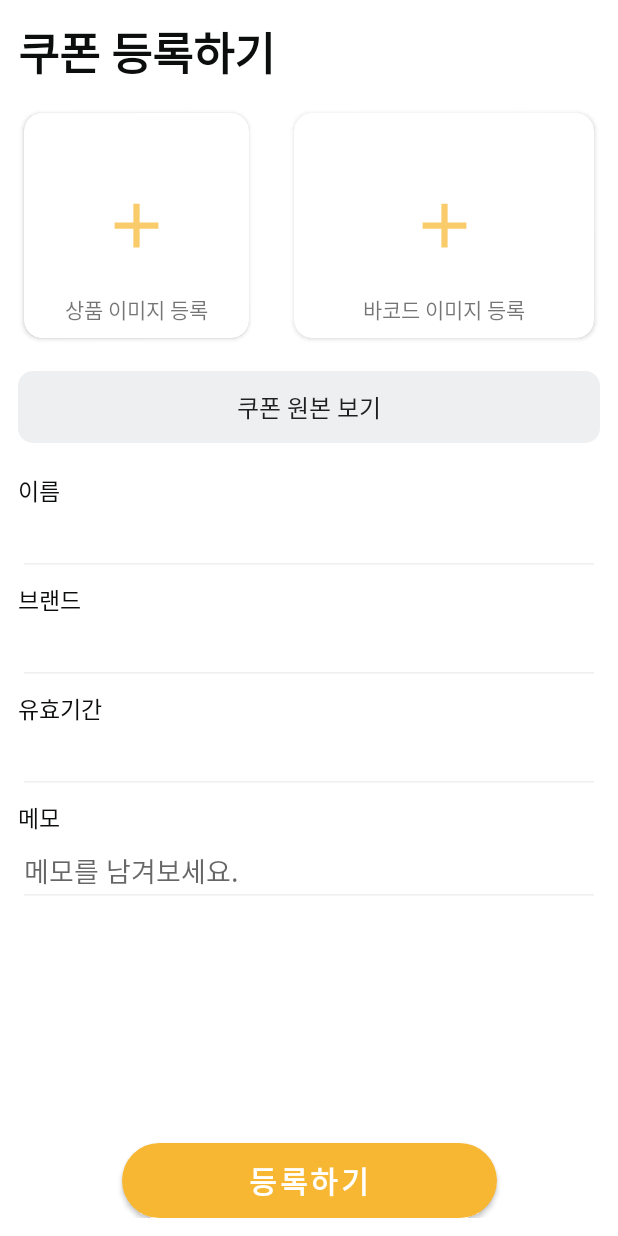
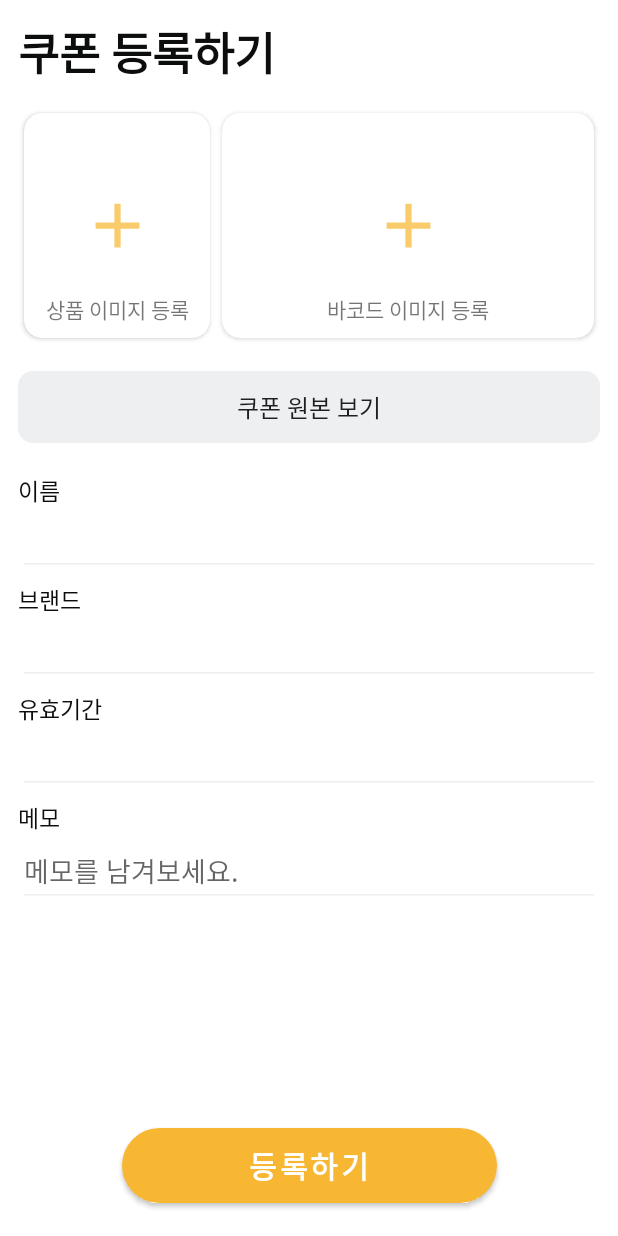
Before and after one commit to bo-gyeong/POPCON, an Android app: the AddFragment screen opened through its navigation route, on a phone screen of 412 x 824 dp. Run offline under Robolectric (Android 15) with nearby library versions, the phone set to English and light mode, and no system bars; our stand-ins replace navigation-ui; libraries missing offline, so code that uses them is left out: com.kakao.sdk, com.navercorp.nid; 2 statements that could not run were skipped.

Commit message:
@jjjjyj4870 add화면 수정

```diff
--- a/android/POPCON/app/src/main/java/com/ssafy/popcon/ui/add/AddFragment.kt
+++ b/android/POPCON/app/src/main/java/com/ssafy/popcon/ui/add/AddFragment.kt
@@ -1,7 +1,9 @@
 package com.ssafy.popcon.ui.add
 
 import android.content.Context
+import android.content.Intent
 import android.os.Bundle
+import android.provider.MediaStore.Images
 import android.view.LayoutInflater
 import android.view.View
 import android.view.ViewGroup
@@ -15,6 +17,7 @@ class AddFragment : Fragment() {
     private lateinit var binding: FragmentAddBinding
 
     lateinit var mainActivity: MainActivity
+    val REQ_CODE_SELECT_IMAGE = 1000
 
     override fun onAttach(context: Context) {
         super.onAttach(context)
@@ -35,4 +38,17 @@ class AddFragment : Fragment() {
 
         return binding.root
     }
+
+    override fun onViewCreated(view: View, savedInstanceState: Bundle?) {
+        super.onViewCreated(view, savedInstanceState)
+
+
+    }
+
+    private fun openGallery(){
+        val intent = Intent(Intent.ACTION_PICK)
+        intent.putExtra(Intent.EXTRA_ALLOW_MULTIPLE, true)
+        intent.setDataAndType(Images.Media.EXTERNAL_CONTENT_URI, "image/*")
+        startActivityForResult(intent, REQ_CODE_SELECT_IMAGE)
+    }
 }
--- a/android/POPCON/app/src/main/res/drawable/shape_solid_grey.xml
+++ /dev/null
@@ -1,7 +0,0 @@
-<?xml version="1.0" encoding="utf-8"?>
-<shape xmlns:android="http://schemas.android.com/apk/res/android"
-    android:shape="rectangle">
-    <stroke android:color="@color/popcon_grey_08"
-        android:width="2dp"/>
-    <corners android:radius="5dp" />
-</shape>
--- a/android/POPCON/app/src/main/res/layout/fragment_add.xml
+++ b/android/POPCON/app/src/main/res/layout/fragment_add.xml
@@ -30,7 +30,7 @@
                         android:id="@+id/tv_regi_coupon"
                         android:layout_width="wrap_content"
                         android:layout_height="wrap_content"
-                        android:text="쿠폰 등록하기"
+                        android:text="@string/regi_coupon"
                         android:textColor="@color/popcon_black_03"
                         android:textSize="30sp"
                         android:textStyle="bold"
@@ -47,15 +47,17 @@
 
                         <androidx.cardview.widget.CardView
                             android:id="@+id/cv_product_img"
-                            android:layout_width="150dp"
+                            android:layout_width="0dp"
                             android:layout_height="150dp"
                             android:layout_marginTop="8dp"
                             android:layout_marginStart="4dp"
                             android:layout_marginEnd="4dp"
                             android:layout_marginBottom="8dp"
                             app:cardCornerRadius="12dp"
-                            app:layout_constraintStart_toStartOf="parent"
-                            app:layout_constraintTop_toTopOf="parent">
+                            app:layout_constraintLeft_toLeftOf="parent"
+                            app:layout_constraintRight_toLeftOf="@id/cv_barcode_img"
+                            app:layout_constraintTop_toTopOf="parent"
+                            app:layout_constraintHorizontal_weight="1">
 
                             <androidx.constraintlayout.widget.ConstraintLayout
                                 android:layout_width="match_parent"
@@ -65,7 +67,7 @@
 
                                 <ImageView
                                     android:id="@+id/iv_coupon_img"
-                                    android:layout_width="100dp"
+                                    android:layout_width="0dp"
                                     android:layout_height="100dp"
                                     android:scaleType="centerCrop"
                                     app:layout_constraintBottom_toTopOf="@+id/tv_coupon_img"
@@ -86,7 +88,7 @@
                                     android:id="@+id/tv_coupon_img"
                                     android:layout_width="wrap_content"
                                     android:layout_height="wrap_content"
-                                    android:text="상품 이미지 등록"
+                                    android:text="@string/coupon_img"
                                     android:layout_marginTop="10dp"
                                     app:layout_constraintLeft_toLeftOf="parent"
                                     app:layout_constraintRight_toRightOf="parent"
@@ -98,7 +100,7 @@
 
                         <androidx.cardview.widget.CardView
                             android:id="@+id/cv_barcode_img"
-                            android:layout_width="200dp"
+                            android:layout_width="0dp"
                             android:layout_height="150dp"
                             android:layout_marginTop="8dp"
                             android:layout_marginStart="4dp"
@@ -106,17 +108,19 @@
                             android:layout_marginBottom="8dp"
                             app:cardCornerRadius="12dp"
                             app:layout_constraintTop_toTopOf="parent"
-                            app:layout_constraintRight_toRightOf="parent">
+                            app:layout_constraintRight_toRightOf="parent"
+                            app:layout_constraintLeft_toRightOf="@id/cv_product_img"
+                            app:layout_constraintHorizontal_weight="2">
 
                             <androidx.constraintlayout.widget.ConstraintLayout
-                                android:layout_width="wrap_content"
-                                android:layout_height="wrap_content"
+                                android:layout_width="match_parent"
+                                android:layout_height="match_parent"
                                 android:padding="10dp"
                                 android:layout_gravity="center">
 
                                 <ImageView
                                     android:id="@+id/iv_barcode_img"
-                                    android:layout_width="180dp"
+                                    android:layout_width="0dp"
                                     android:layout_height="100dp"
                                     android:scaleType="centerCrop"
                                     app:layout_constraintBottom_toTopOf="@+id/tv_barcode_img"
@@ -137,7 +141,7 @@
                                     android:id="@+id/tv_barcode_img"
                                     android:layout_width="wrap_content"
                                     android:layout_height="wrap_content"
-                                    android:text="바코드 이미지 등록"
+                                    android:text="@string/barcode_img"
                                     android:layout_marginTop="10dp"
                                     app:layout_constraintLeft_toLeftOf="parent"
                                     app:layout_constraintRight_toRightOf="parent"
@@ -153,7 +157,7 @@
                         android:id="@+id/btn_original_see"
                         android:layout_width="match_parent"
                         android:layout_height="wrap_content"
-                        android:text="쿠폰 원본 보기"
+                        android:text="@string/original_see"
                         android:textSize="16sp"
                         android:background="@drawable/shape_round_grey"
                         app:layout_constraintTop_toBottomOf="@+id/l_coupon_img"
@@ -177,11 +181,12 @@
                         <TextView
                             android:layout_width="wrap_content"
                             android:layout_height="wrap_content"
-                            android:text="이름"
+                            android:text="@string/product_name"
                             android:textColor="@color/popcon_black_03"
                             android:textSize="15sp"/>
 
                         <EditText
+                            android:id="@+id/et_product_name"
                             android:layout_width="match_parent"
                             android:layout_height="wrap_content"
                             android:backgroundTint="@color/popcon_grey_09"/>
@@ -197,11 +202,12 @@
                         <TextView
                             android:layout_width="wrap_content"
                             android:layout_height="wrap_content"
-                            android:text="브랜드"
+                            android:text="@string/product_brand"
                             android:textColor="@color/popcon_black_03"
                             android:textSize="15sp"/>
 
                         <EditText
+                            android:id="@+id/et_product_brand"
                             android:layout_width="match_parent"
                             android:layout_height="wrap_content"
                             android:backgroundTint="@color/popcon_grey_09"/>
@@ -217,14 +223,15 @@
                         <TextView
                             android:layout_width="wrap_content"
                             android:layout_height="wrap_content"
-                            android:text="유효기간"
+                            android:text="@string/date"
                             android:textColor="@color/popcon_black_03"
                             android:textSize="15sp"/>
 
                         <EditText
+                            android:id="@+id/et_date"
                             android:layout_width="match_parent"
                             android:layout_height="wrap_content"
-                            android:inputType="number"
+                            android:inputType="datetime"
                             android:backgroundTint="@color/popcon_grey_09"/>
 
                     </LinearLayout>
@@ -238,14 +245,15 @@
                         <TextView
                             android:layout_width="wrap_content"
                             android:layout_height="wrap_content"
-                            android:text="메모"
+                            android:text="@string/memo"
                             android:textColor="@color/popcon_black_03"
                             android:textSize="15sp"/>
 
                         <EditText
+                            android:id="@+id/et_write_memo"
                             android:layout_width="match_parent"
                             android:layout_height="wrap_content"
-                            android:hint="메모를 남겨보세요."
+                            android:hint="@string/write_memo"
                             android:backgroundTint="@color/popcon_grey_09"/>
 
                     </LinearLayout>
@@ -262,7 +270,8 @@
         android:id="@+id/btn_regi"
         android:layout_width="250dp"
         android:layout_height="wrap_content"
-        android:text="등록하기"
+        android:layout_margin="10dp"
+        android:text="@string/regi"
         android:textStyle="bold"
         android:textSize="20sp"
         android:background="@drawable/shape_round_orange"
--- a/android/POPCON/app/src/main/res/values/strings.xml
+++ b/android/POPCON/app/src/main/res/values/strings.xml
@@ -2,4 +2,17 @@
     <string name="app_name">POPCON</string>
     <string name="unit_currency">%s원</string>
     <string name="due_date">%s 까지</string>
+
+    <!--    fragment_add-->
+    <string name="regi_coupon">쿠폰 등록하기</string>
+    <string name="coupon_img">상품 이미지 등록</string>
+    <string name="barcode_img">바코드 이미지 등록</string>
+    <string name="original_see">쿠폰 원본 보기</string>
+    <string name="product_name">이름</string>
+    <string name="product_brand">브랜드</string>
+    <string name="date">유효기간</string>
+    <string name="memo">메모</string>
+    <string name="write_memo">메모를 남겨보세요.</string>
+    <string name="regi">등록하기</string>
+
 </resources>
```
Also changed, not shown: android/POPCON/app/src/main/res/drawable-v24/kakao_login_medium_wide.png (deleted).
